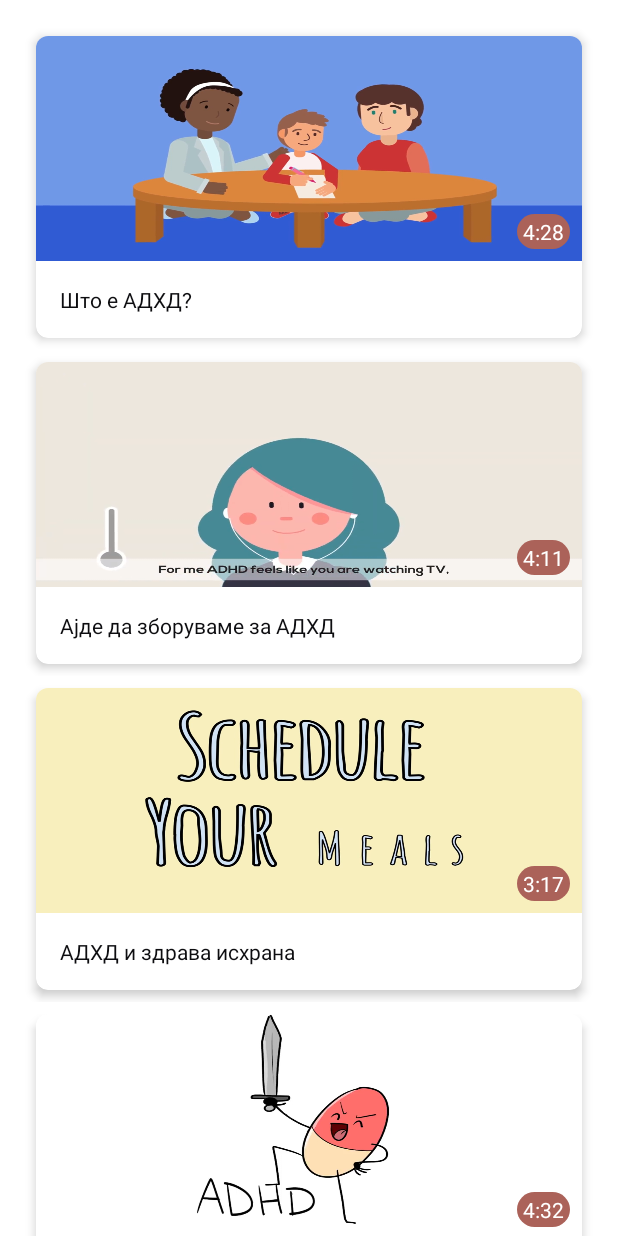
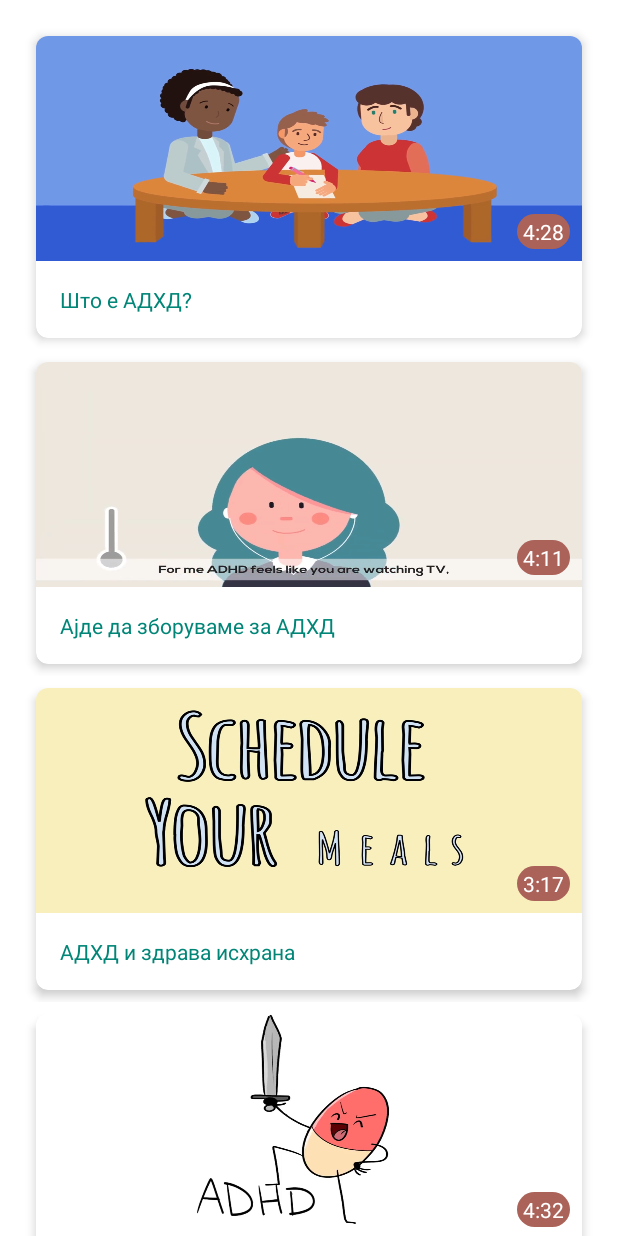
Before and after one commit to MarioMitrevski/ADHD-Memorize-0rganize-Play-Android-App, an Android app: the fragment VideoReliefFragment shown on its own in the app's theme, on a phone screen of 412 x 824 dp. Run offline under Robolectric (Android 15) with nearby library versions, the phone set to English and light mode, and no system bars.

Commit message:
Adapted video item text views to dark theme.

```diff
--- a/app/src/main/res/layout/video_item_layout.xml
+++ b/app/src/main/res/layout/video_item_layout.xml
@@ -50,7 +50,7 @@
                 android:layout_width="match_parent"
                 android:layout_height="wrap_content"
                 android:layout_margin="16dp"
-                android:textColor="@color/light_black"
+                android:textColor="@color/colorPrimary"
                 app:layout_constraintBottom_toBottomOf="parent"
                 app:layout_constraintEnd_toEndOf="parent"
                 app:layout_constraintStart_toStartOf="parent"
```
